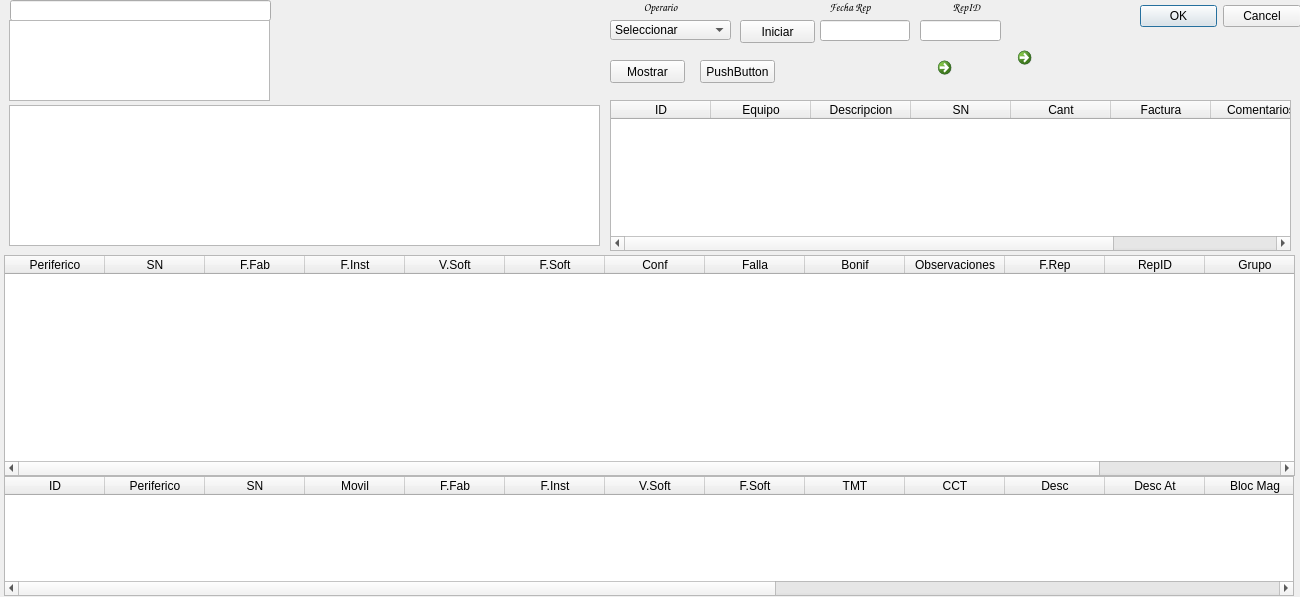
Before: the Qt Designer form trabajo.ui in Matias2178/Sistema_Postventa, drawn with Qt 5.
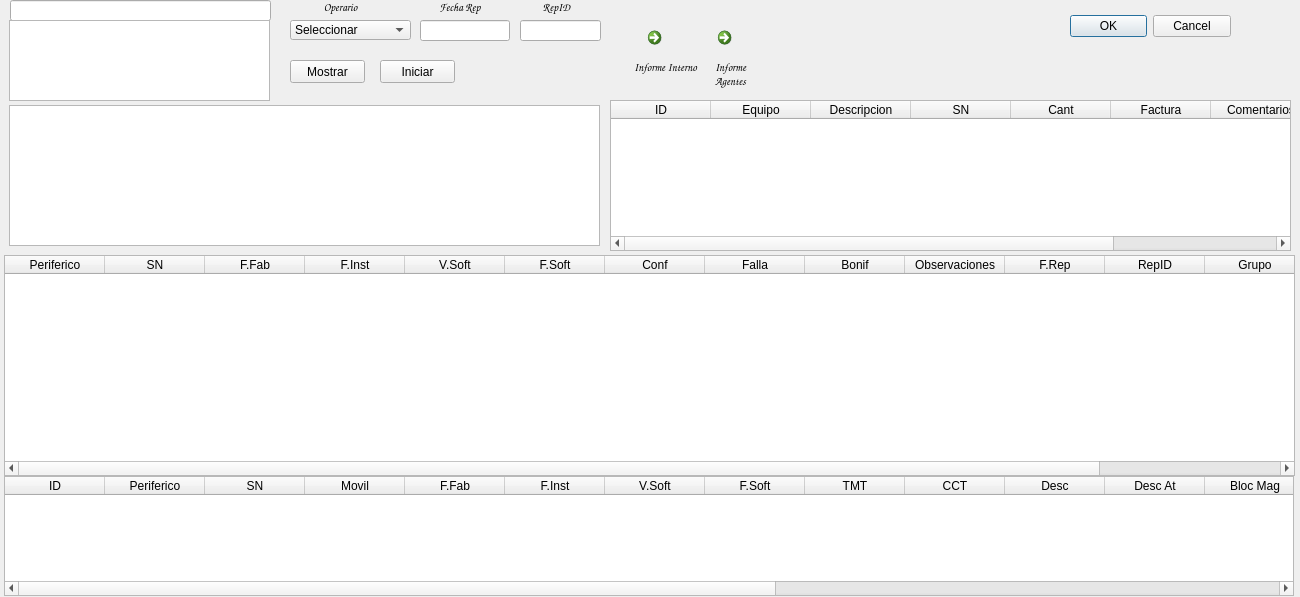
After: the same form once the commit is applied. Icons and pictures are not drawn.

Commit message: Ajuste de iconos en la pantalla de trabajo.

Patch:
```diff
--- a/trabajo.ui
+++ b/trabajo.ui
@@ -25,8 +25,8 @@
   <widget class="QDialogButtonBox" name="buttonBox">
    <property name="geometry">
     <rect>
-     <x>1140</x>
-     <y>0</y>
+     <x>1070</x>
+     <y>10</y>
      <width>161</width>
      <height>32</height>
     </rect>
@@ -299,7 +299,7 @@
   <widget class="QLabel" name="label_5">
    <property name="geometry">
     <rect>
-     <x>630</x>
+     <x>310</x>
      <y>0</y>
      <width>61</width>
      <height>16</height>
@@ -323,7 +323,7 @@
   <widget class="QLineEdit" name="TrabFechaRep">
    <property name="geometry">
     <rect>
-     <x>820</x>
+     <x>420</x>
      <y>20</y>
      <width>90</width>
      <height>21</height>
@@ -359,8 +359,8 @@
   <widget class="QPushButton" name="ReparacionesIniciar">
    <property name="geometry">
     <rect>
-     <x>740</x>
-     <y>20</y>
+     <x>380</x>
+     <y>60</y>
      <width>75</width>
      <height>23</height>
     </rect>
@@ -375,7 +375,7 @@
    </property>
    <property name="geometry">
     <rect>
-     <x>920</x>
+     <x>520</x>
      <y>20</y>
      <width>81</width>
      <height>21</height>
@@ -411,7 +411,7 @@
   <widget class="QComboBox" name="TrabajoOperario">
    <property name="geometry">
     <rect>
-     <x>610</x>
+     <x>290</x>
      <y>20</y>
      <width>121</width>
      <height>20</height>
@@ -426,10 +426,10 @@
   <widget class="QCommandLinkButton" name="RepInterno">
    <property name="geometry">
     <rect>
-     <x>930</x>
-     <y>50</y>
-     <width>31</width>
-     <height>31</height>
+     <x>640</x>
+     <y>20</y>
+     <width>41</width>
+     <height>41</height>
     </rect>
    </property>
    <property name="text">
@@ -441,8 +441,8 @@
    </property>
    <property name="iconSize">
     <size>
-     <width>20</width>
-     <height>20</height>
+     <width>30</width>
+     <height>30</height>
     </size>
    </property>
    <property name="autoRepeatDelay">
@@ -452,7 +452,7 @@
   <widget class="QLabel" name="lID_27">
    <property name="geometry">
     <rect>
-     <x>950</x>
+     <x>540</x>
      <y>0</y>
      <width>33</width>
      <height>16</height>
@@ -476,7 +476,7 @@
   <widget class="QLabel" name="lID_32">
    <property name="geometry">
     <rect>
-     <x>810</x>
+     <x>420</x>
      <y>0</y>
      <width>80</width>
      <height>16</height>
@@ -500,9 +500,9 @@
   <widget class="QCommandLinkButton" name="RepInterno_2">
    <property name="geometry">
     <rect>
-     <x>1010</x>
-     <y>40</y>
-     <width>51</width>
+     <x>710</x>
+     <y>20</y>
+     <width>31</width>
      <height>41</height>
     </rect>
    </property>
@@ -515,8 +515,8 @@
    </property>
    <property name="iconSize">
     <size>
-     <width>40</width>
-     <height>40</height>
+     <width>30</width>
+     <height>30</height>
     </size>
    </property>
    <property name="autoRepeatDelay">
@@ -526,7 +526,7 @@
   <widget class="QPushButton" name="ReparacionesMostrar">
    <property name="geometry">
     <rect>
-     <x>610</x>
+     <x>290</x>
      <y>60</y>
      <width>75</width>
      <height>23</height>
@@ -640,17 +640,64 @@
     <number>20</number>
    </attribute>
   </widget>
-  <widget class="QPushButton" name="pushButton">
+  <widget class="QLabel" name="lID_33">
+   <property name="geometry">
+    <rect>
+     <x>630</x>
+     <y>60</y>
+     <width>71</width>
+     <height>31</height>
+    </rect>
+   </property>
+   <property name="font">
+    <font>
+     <family>Comic Sans MS</family>
+     <pointsize>8</pointsize>
+     <weight>75</weight>
+     <bold>true</bold>
+    </font>
+   </property>
+   <property name="text">
+    <string>Informe Interno</string>
+   </property>
+   <property name="textFormat">
+    <enum>Qt::RichText</enum>
+   </property>
+   <property name="alignment">
+    <set>Qt::AlignHCenter|Qt::AlignTop</set>
+   </property>
+   <property name="wordWrap">
+    <bool>true</bool>
+   </property>
+  </widget>
+  <widget class="QLabel" name="lID_34">
    <property name="geometry">
     <rect>
      <x>700</x>
      <y>60</y>
-     <width>75</width>
-     <height>23</height>
+     <width>61</width>
+     <height>31</height>
     </rect>
    </property>
+   <property name="font">
+    <font>
+     <family>Comic Sans MS</family>
+     <pointsize>8</pointsize>
+     <weight>75</weight>
+     <bold>true</bold>
+    </font>
+   </property>
    <property name="text">
-    <string>PushButton</string>
+    <string>Informe Agentes</string>
+   </property>
+   <property name="textFormat">
+    <enum>Qt::RichText</enum>
+   </property>
+   <property name="alignment">
+    <set>Qt::AlignHCenter|Qt::AlignTop</set>
+   </property>
+   <property name="wordWrap">
+    <bool>true</bool>
    </property>
   </widget>
   <zorder>TrabajoPerifericos</zorder>
```
Left out of the diff: 5 changed lines with no effect on the pictures. The commit also changes 4 other files.
